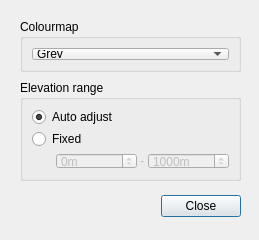
Qt form qt/tileedit/tileedit/dlgElevConfig.ui (mschweiger/orbiter-tileedit) before a commit.
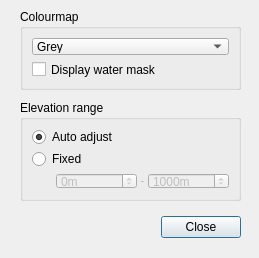
The same form after that commit.

Commit message: #3: added option to display water mask in elevation tile.

What changed in the file:
```diff
--- a/qt/tileedit/tileedit/dlgElevConfig.ui
+++ b/qt/tileedit/tileedit/dlgElevConfig.ui
@@ -7,7 +7,7 @@
     <x>0</x>
     <y>0</y>
     <width>259</width>
-    <height>240</height>
+    <height>258</height>
    </rect>
   </property>
   <property name="windowTitle">
@@ -17,9 +17,9 @@
    <property name="geometry">
     <rect>
      <x>20</x>
-     <y>190</y>
+     <y>212</y>
      <width>221</width>
-     <height>33</height>
+     <height>31</height>
     </rect>
    </property>
    <layout class="QHBoxLayout">
@@ -67,9 +67,9 @@
    <property name="geometry">
     <rect>
      <x>20</x>
-     <y>19</y>
+     <y>9</y>
      <width>221</width>
-     <height>53</height>
+     <height>81</height>
     </rect>
    </property>
    <property name="title">
@@ -95,13 +95,20 @@
       </item>
      </widget>
     </item>
+    <item>
+     <widget class="QCheckBox" name="checkWaterMask">
+      <property name="text">
+       <string>Display water mask</string>
+      </property>
+     </widget>
+    </item>
    </layout>
   </widget>
   <widget class="QGroupBox" name="groupBox_2">
    <property name="geometry">
     <rect>
      <x>20</x>
-     <y>80</y>
+     <y>100</y>
      <width>221</width>
      <height>101</height>
     </rect>
```
The commit also changes 5 other files.
